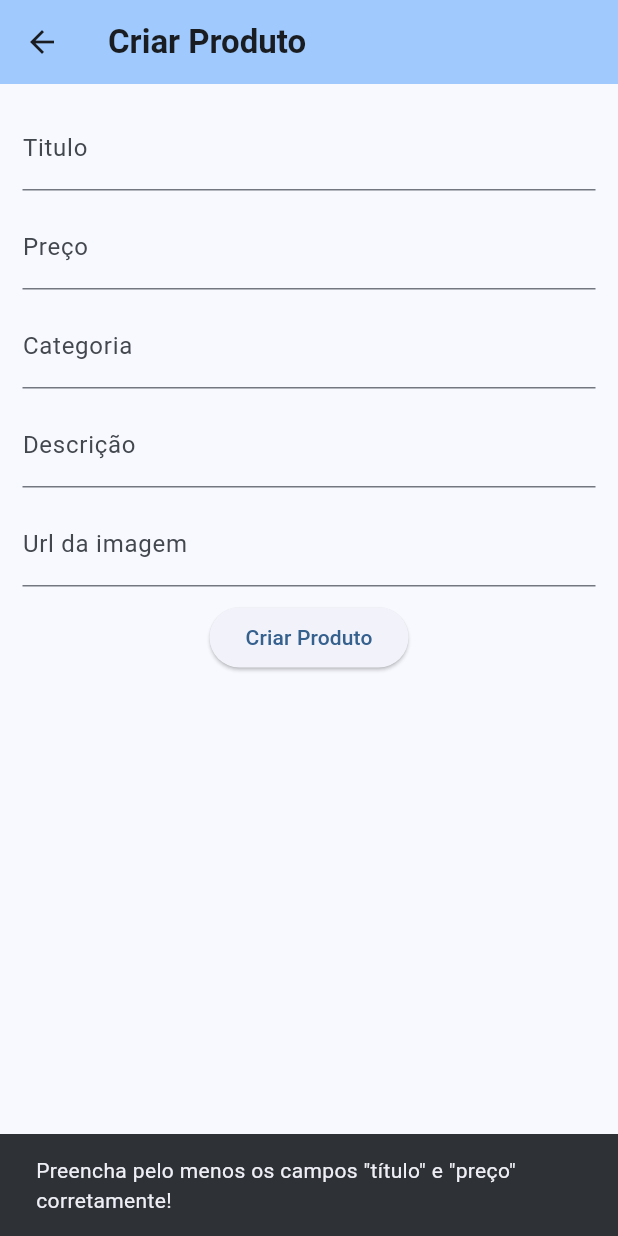
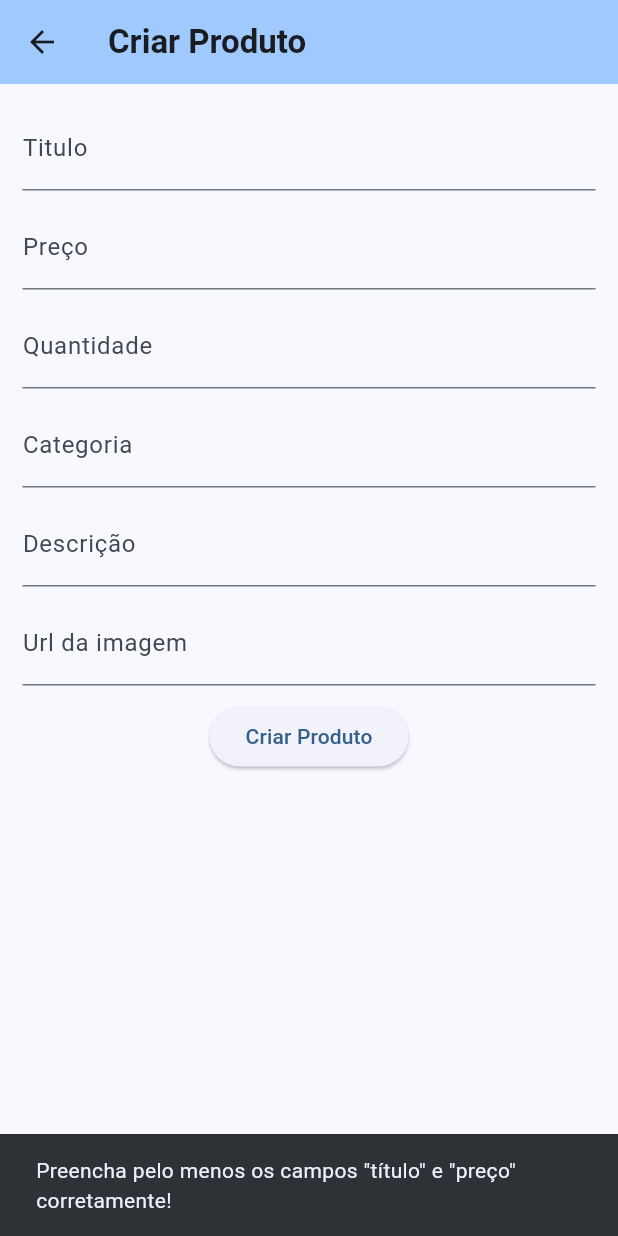
Before and after one commit to tiagohue/lojinha_flutter, a Flutter app: the CreatePage screen opened directly, after a tap on "Criar Produto", on a phone screen of 412 x 824 dp. Run offline on Flutter 3.47's test engine with Material 3 defaults, Android fonts, the light colour scheme and no system bars; our stand-ins replace material_design_icons_flutter; missing offline and left inert: outlined_text; network calls fail.

Commit message:
Adição do atributo quantidade

```diff
--- a/lib/data/models/produto_model.dart
+++ b/lib/data/models/produto_model.dart
@@ -2,6 +2,7 @@ class ProdutoModel {
   String? id;
   final String title;
   final double price;
+  final int quantity;
   final String category;
   final String description;
   final String image;
@@ -10,6 +11,7 @@ class ProdutoModel {
     this.id,
     required this.title,
     required this.price,
+    required this.quantity,
     required this.category,
     required this.description,
     required this.image,
@@ -20,6 +22,7 @@ class ProdutoModel {
       id: map["id"],
       title: map["title"],
       price: map["price"] * 1.0,
+      quantity: map["quantitiy"] ?? 0,
       category: map["category"],
       description: map["description"],
       image: map["image"],
@@ -31,6 +34,7 @@ class ProdutoModel {
       "id": id,
       "title": title,
       "price": price,
+      "quantity": quantity,
       "description": description,
       "category": category,
       "image": image,
--- a/lib/widgets/pages/create_page.dart
+++ b/lib/widgets/pages/create_page.dart
@@ -13,6 +13,7 @@ class CreatePage extends StatefulWidget {
 class _CreatePageState extends State<CreatePage> {
   final titleController = TextEditingController();
   final priceController = TextEditingController();
+  final quantityController = TextEditingController();
   final categoryController = TextEditingController();
   final descriptionController = TextEditingController();
   final imageController = TextEditingController();
@@ -41,6 +42,11 @@ class _CreatePageState extends State<CreatePage> {
               keyboardType: TextInputType.number,
             ),
             TextFormField(
+              controller: quantityController,
+              decoration: const InputDecoration(labelText: 'Quantidade'),
+              keyboardType: TextInputType.number,
+            ),
+            TextFormField(
               controller: categoryController,
               decoration: const InputDecoration(labelText: 'Categoria'),
             ),
@@ -56,6 +62,7 @@ class _CreatePageState extends State<CreatePage> {
               onPressed: () {
                 final title = titleController.text.trim();
                 final price = double.tryParse(priceController.text) ?? 0.0;
+                final quantity = int.tryParse(quantityController.text) ?? 0;
                 final category = categoryController.text.trim();
                 final description = descriptionController.text.trim();
                 final image = imageController.text.trim();
@@ -71,9 +78,19 @@ class _CreatePageState extends State<CreatePage> {
                   return;
                 }
 
+                if (quantity < 0) {
+                  ScaffoldMessenger.of(context).showSnackBar(
+                    const SnackBar(
+                      content: Text("A quantidade não pode ser negativa!"),
+                    ),
+                  );
+                  return;
+                }
+
                 final produto = ProdutoModel(
                   title: title,
                   price: price,
+                  quantity: quantity,
                   category: category,
                   description: description,
                   image: image,
--- a/lib/widgets/pages/home_page.dart
+++ b/lib/widgets/pages/home_page.dart
@@ -23,7 +23,7 @@ class _HomePageState extends State<HomePage> {
       appBar: AppBar(
         leading: Icon(Icons.local_grocery_store),
         backgroundColor: Theme.of(context).colorScheme.inversePrimary,
-        title: Text("Lojinha - Admin"),
+        title: Text("Lojinha - Estoque"),
       ),
       body: Center(
         child: provider.carregando
@@ -51,6 +51,8 @@ class _HomePageState extends State<HomePage> {
                       child: Stack(
                         children: [
                           Positioned.fill(
+                            child: ClipRRect(
+                              borderRadius: BorderRadius.circular(10),
                               child: Image.network(
                                 produto.image,
                                 fit: BoxFit.cover,
@@ -60,6 +62,7 @@ class _HomePageState extends State<HomePage> {
                                     Icon(MdiIcons.emoticonSadOutline),
                                     Text("Link bugado..."),
                                   ],
+                                ),
                               ),
                             ),
                           ),
```
Also changed, not shown: lib/widgets/pages/details_page.dart (+18 -0 lines). Lines whose indentation alone changed are shown as unchanged.
